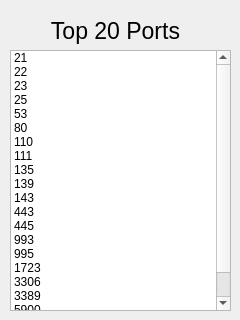
First picture: the form in src/resources/ui/20_known_ports.ui, repository jebr/network-monitoring, before the edit.
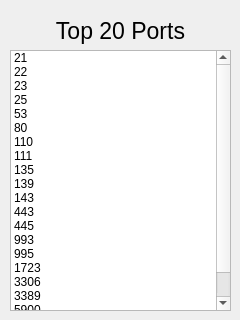
Second picture: the form after the edit.

Commit message: [fixed] text does not fit in border

The edit to the form file:
```diff
--- a/src/resources/ui/20_known_ports.ui
+++ b/src/resources/ui/20_known_ports.ui
@@ -16,9 +16,9 @@
   <widget class="QLabel" name="label">
    <property name="geometry">
     <rect>
-     <x>50</x>
+     <x>30</x>
      <y>10</y>
-     <width>131</width>
+     <width>181</width>
      <height>41</height>
     </rect>
    </property>
```
